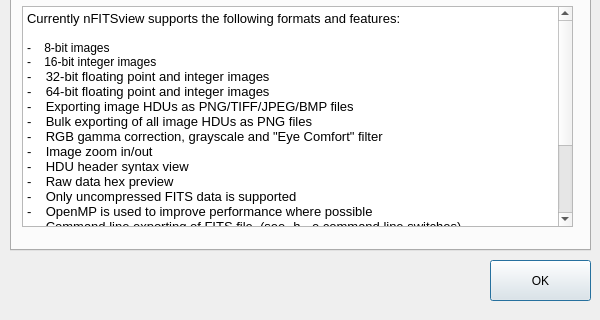
Old version of the form aboutdialog.ui in the repository surhh/nfitsview; both pictures show x 0 to 600 and y 180 to 500 of the 600 by 500 pixel window.
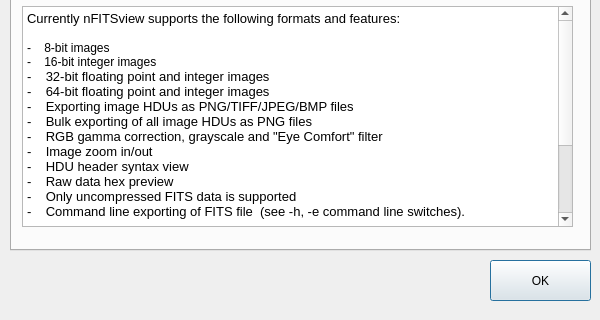
New version of the form. The open tabs and pages were chosen to show the change. Icons and pictures are not drawn.

Commit message: Disabled OpenMP support. Urgent release 2.1

What changed in the file:
```diff
--- a/aboutdialog.ui
+++ b/aboutdialog.ui
@@ -219,14 +219,14 @@
 &lt;p style=&quot; margin-top:0px; margin-bottom:0px; margin-left:0px; margin-right:0px; -qt-block-indent:0; text-indent:0px;&quot;&gt;&lt;span style=&quot; font-family:'Noto Sans'; font-size:10pt;&quot;&gt;-    HDU header syntax view&lt;/span&gt;&lt;/p&gt;
 &lt;p style=&quot; margin-top:0px; margin-bottom:0px; margin-left:0px; margin-right:0px; -qt-block-indent:0; text-indent:0px;&quot;&gt;&lt;span style=&quot; font-family:'Noto Sans'; font-size:10pt;&quot;&gt;-    Raw data hex preview&lt;/span&gt;&lt;/p&gt;
 &lt;p style=&quot; margin-top:0px; margin-bottom:0px; margin-left:0px; margin-right:0px; -qt-block-indent:0; text-indent:0px;&quot;&gt;&lt;span style=&quot; font-family:'Noto Sans'; font-size:10pt;&quot;&gt;-    Only uncompressed FITS data is supported&lt;/span&gt;&lt;/p&gt;
-&lt;p style=&quot; margin-top:0px; margin-bottom:0px; margin-left:0px; margin-right:0px; -qt-block-indent:0; text-indent:0px;&quot;&gt;&lt;span style=&quot; font-family:'Noto Sans'; font-size:10pt;&quot;&gt;-    OpenMP is used to improve performance where possible &lt;/span&gt;&lt;/p&gt;
 &lt;p style=&quot; margin-top:0px; margin-bottom:0px; margin-left:0px; margin-right:0px; -qt-block-indent:0; text-indent:0px;&quot;&gt;&lt;span style=&quot; font-family:'Noto Sans'; font-size:10pt;&quot;&gt;-    Command line exporting of FITS file  (see -h, -e command line switches).&lt;/span&gt;&lt;/p&gt;
 &lt;p style=&quot;-qt-paragraph-type:empty; margin-top:0px; margin-bottom:0px; margin-left:0px; margin-right:0px; -qt-block-indent:0; text-indent:0px;&quot;&gt;&lt;br /&gt;&lt;/p&gt;
 &lt;p style=&quot; margin-top:0px; margin-bottom:0px; margin-left:0px; margin-right:0px; -qt-block-indent:0; text-indent:0px;&quot;&gt;&lt;span style=&quot; font-family:'Noto Sans'; font-size:10pt; font-style:italic;&quot;&gt;Note: the console output is not visible on Windows platform. The command line supports image exporting only in &amp;quot;Original&amp;quot; mapping mode.&lt;/span&gt;&lt;/p&gt;
 &lt;p style=&quot;-qt-paragraph-type:empty; margin-top:0px; margin-bottom:0px; margin-left:0px; margin-right:0px; -qt-block-indent:0; text-indent:0px; font-family:'Noto Sans'; font-size:10pt;&quot;&gt;&lt;br /&gt;&lt;/p&gt;
 &lt;p style=&quot; margin-top:0px; margin-bottom:0px; margin-left:0px; margin-right:0px; -qt-block-indent:0; text-indent:0px;&quot;&gt;&lt;span style=&quot; font-family:'Noto Sans'; font-size:10pt;&quot;&gt;Fixes and new features in this release:&lt;/span&gt;&lt;/p&gt;
 &lt;p style=&quot;-qt-paragraph-type:empty; margin-top:0px; margin-bottom:0px; margin-left:0px; margin-right:0px; -qt-block-indent:0; text-indent:0px; font-family:'Noto Sans'; font-size:10pt;&quot;&gt;&lt;br /&gt;&lt;/p&gt;
-&lt;p style=&quot; margin-top:0px; margin-bottom:0px; margin-left:0px; margin-right:0px; -qt-block-indent:0; text-indent:0px;&quot;&gt;&lt;span style=&quot; font-family:'Noto Sans'; font-size:10pt;&quot;&gt;-    OpenMP is used to improve performance where possible&lt;/span&gt;&lt;/p&gt;&lt;/body&gt;&lt;/html&gt;</string>
+&lt;p style=&quot; margin-top:0px; margin-bottom:0px; margin-left:0px; margin-right:0px; -qt-block-indent:0; text-indent:0px;&quot;&gt;&lt;span style=&quot; font-family:'Noto Sans'; font-size:10pt;&quot;&gt;-    Disabled the usage of OpenMP, is not suitable for the current &lt;/span&gt;&lt;/p&gt;
+&lt;p style=&quot; margin-top:0px; margin-bottom:0px; margin-left:0px; margin-right:0px; -qt-block-indent:0; text-indent:0px;&quot;&gt;&lt;span style=&quot; font-family:'Noto Sans'; font-size:10pt;&quot;&gt;     implementation of some algorithms. &lt;/span&gt;&lt;/p&gt;&lt;/body&gt;&lt;/html&gt;</string>
      </property>
     </widget>
    </widget>
```
Left out of the diff: 1 changed line with no effect on the pictures. The commit also changes 3 other files.
